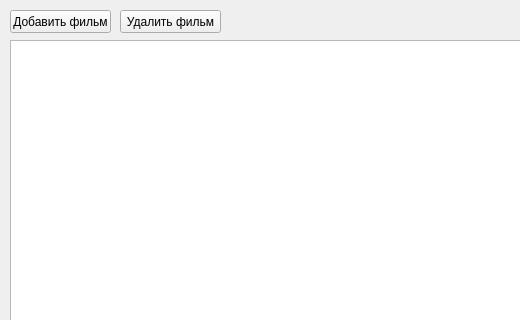
fivan999/cinema-controlling-system, file films.ui: the form before one commit; both pictures show x 0 to 520 and y 0 to 320 of the 711 by 457 pixel window.
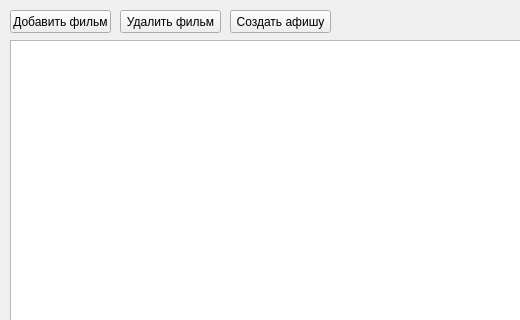
The form after the commit.

```diff
--- a/films.ui
+++ b/films.ui
@@ -49,6 +49,19 @@
     </rect>
    </property>
   </widget>
+  <widget class="QPushButton" name="create_afisha_button">
+   <property name="geometry">
+    <rect>
+     <x>230</x>
+     <y>10</y>
+     <width>101</width>
+     <height>23</height>
+    </rect>
+   </property>
+   <property name="text">
+    <string>Создать афишу</string>
+   </property>
+  </widget>
  </widget>
  <resources/>
  <connections/>
```
